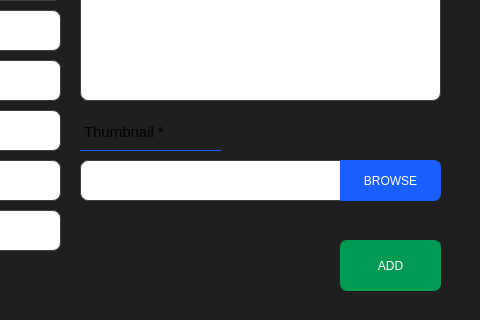
The window that ui/addObject.ui (tesla1618/RedShiftIndex) describes before a commit, drawn with Qt 5; both pictures show x 240 to 720 and y 230 to 550 of the 720 by 550 pixel window.
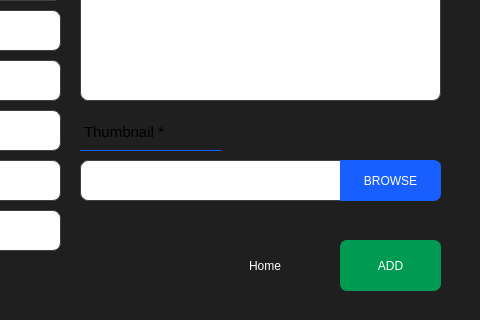
The same window after the commit. Icons and pictures are not drawn.

The edit to the form file:
```diff
--- a/ui/addObject.ui
+++ b/ui/addObject.ui
@@ -412,6 +412,29 @@
      <string/>
     </property>
    </widget>
+   <widget class="QPushButton" name="nav_homeBtn">
+    <property name="geometry">
+     <rect>
+      <x>460</x>
+      <y>480</y>
+      <width>90</width>
+      <height>31</height>
+     </rect>
+    </property>
+    <property name="cursor">
+     <cursorShape>PointingHandCursor</cursorShape>
+    </property>
+    <property name="styleSheet">
+     <string notr="true">*{background: none;
+color: white;
+border: none;
+border: 1px solid transparent}
+*:hover{ border-bottom: 1px solid white}</string>
+    </property>
+    <property name="text">
+     <string>Home</string>
+    </property>
+   </widget>
   </widget>
   <widget class="QStatusBar" name="statusbar"/>
  </widget>
```
